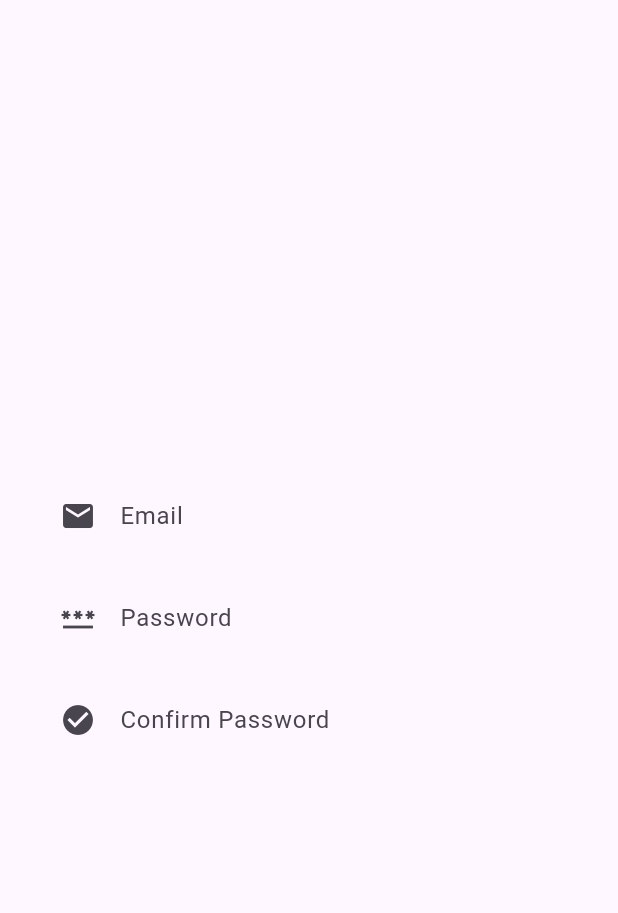
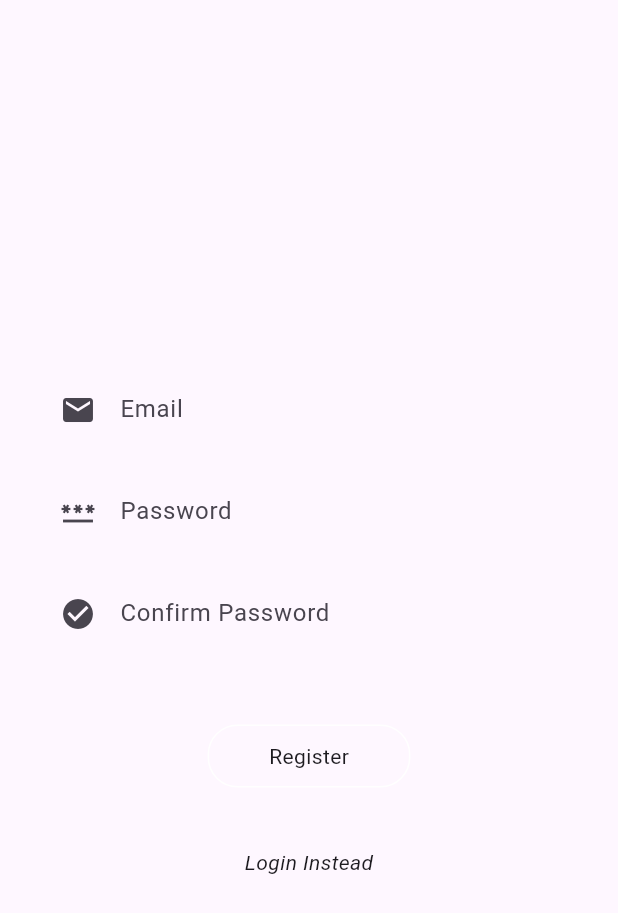
Before and after one commit to Morne-le-Roux/fish_man, a Flutter app: the screen it shows after launch, on a phone screen of 412 x 824 dp. Shown: the top 913 px of the screen. Run offline on Flutter 3.47's test engine with Material 3 defaults, Android fonts, the light colour scheme and no system bars; our stand-ins replace google_fonts, supabase_flutter; accounts and stored records are empty.

Commit message:
lots of stuff

```diff
--- a/lib/features/auth/data/supabase_auth.dart
+++ b/lib/features/auth/data/supabase_auth_m.dart
@@ -1,6 +1,6 @@
 import 'package:supabase_flutter/supabase_flutter.dart';
 
-class SupabaseAuth {
+class SupabaseAuthM {
   final _supabase = Supabase.instance.client;
 
   void register({required email, required password}) {
--- a/lib/features/auth/presentation/screens/register_screen.dart
+++ b/lib/features/auth/presentation/screens/register_screen.dart
@@ -1,12 +1,25 @@
+import 'package:fish_man/features/auth/data/supabase_auth_m.dart';
 import 'package:fish_man/features/auth/presentation/widgets/auth_text_box.dart';
 import 'package:flutter/material.dart';
 
 class RegisterScreen extends StatelessWidget {
   RegisterScreen({super.key});
 
-  final TextEditingController emailController = TextEditingController();
-  final TextEditingController passwordController = TextEditingController();
-  final TextEditingController password2Controller = TextEditingController();
+  final TextEditingController _emailController = TextEditingController();
+  final TextEditingController _passwordController = TextEditingController();
+  final TextEditingController _password2Controller = TextEditingController();
+  final SupabaseAuthM _supabaseAuthM = SupabaseAuthM();
+
+  bool passwordsCheck() {
+    if (_passwordController == "" || _password2Controller.text == "") {
+      return false;
+    }
+    if (_password2Controller.text == _passwordController.text) {
+      return true;
+    } else {
+      return false;
+    }
+  }
 
   @override
   Widget build(BuildContext context) {
@@ -17,19 +30,51 @@ class RegisterScreen extends StatelessWidget {
         children: [
           AuthTextBox(
             hint: "Email",
-            controller: emailController,
+            controller: _emailController,
             icon: Icons.email,
           ),
           AuthTextBox(
             hint: "Password",
-            controller: passwordController,
+            controller: _passwordController,
             icon: Icons.password,
           ),
           AuthTextBox(
             hint: "Confirm Password",
-            controller: password2Controller,
+            controller: _password2Controller,
             icon: Icons.check_circle,
-          )
+          ),
+          const SizedBox(height: 40),
+
+          //BUTTON
+
+          InkWell(
+            onTap: () {
+              if (passwordsCheck()) {
+                try {
+                  _supabaseAuthM.register(
+                      email: _emailController.text,
+                      password: _passwordController.text);
+                } catch (e) {
+                  ScaffoldMessenger.of(context)
+                      .showSnackBar(SnackBar(content: Text(e.toString())));
+                }
+              } else {}
+            },
+            child: Container(
+              padding: const EdgeInsets.symmetric(vertical: 10, horizontal: 40),
+              decoration: BoxDecoration(
+                  border: Border.all(width: 1, color: Colors.white),
+                  borderRadius: BorderRadius.circular(20)),
+              child: const Text("Register"),
+            ),
+          ),
+          const SizedBox(height: 40),
+
+          //TODO: Implement "Login Instead" button.
+          const InkWell(
+            child: Text("Login Instead",
+                style: TextStyle(fontStyle: FontStyle.italic)),
+          ),
         ],
       )),
     );
--- a/lib/features/auth/presentation/widgets/auth_text_box.dart
+++ b/lib/features/auth/presentation/widgets/auth_text_box.dart
@@ -1,7 +1,9 @@
+// ignore_for_file: must_be_immutable
+
 import 'package:flutter/material.dart';
 
 class AuthTextBox extends StatelessWidget {
-  const AuthTextBox({
+  AuthTextBox({
     super.key,
     required this.hint,
     required this.controller,
@@ -11,6 +13,7 @@ class AuthTextBox extends StatelessWidget {
   final String hint;
   final TextEditingController controller;
   final IconData icon;
+  bool? obscureText;
 
   @override
   Widget build(BuildContext context) {
@@ -19,6 +22,7 @@ class AuthTextBox extends StatelessWidget {
       decoration: const BoxDecoration(),
       child: TextField(
         controller: controller,
+        obscureText: obscureText == true ? true : false,
         decoration: InputDecoration(
           border: InputBorder.none,
           icon: Icon(icon),
```
